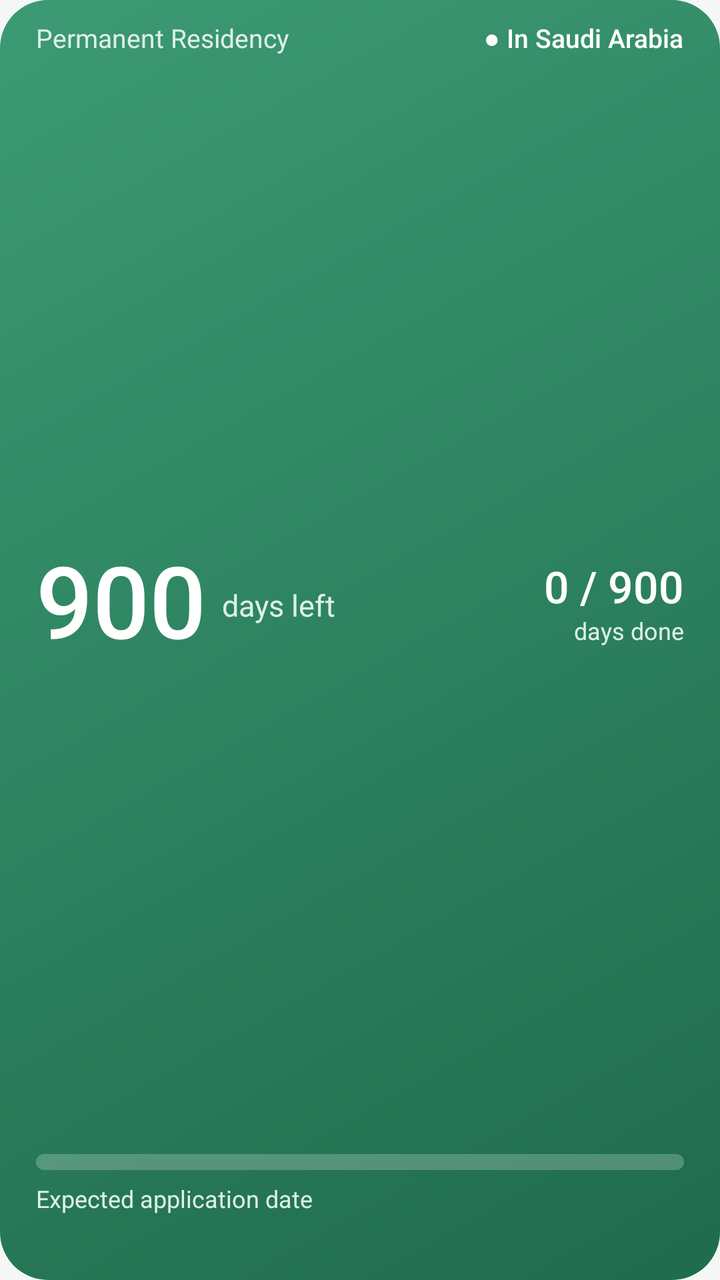
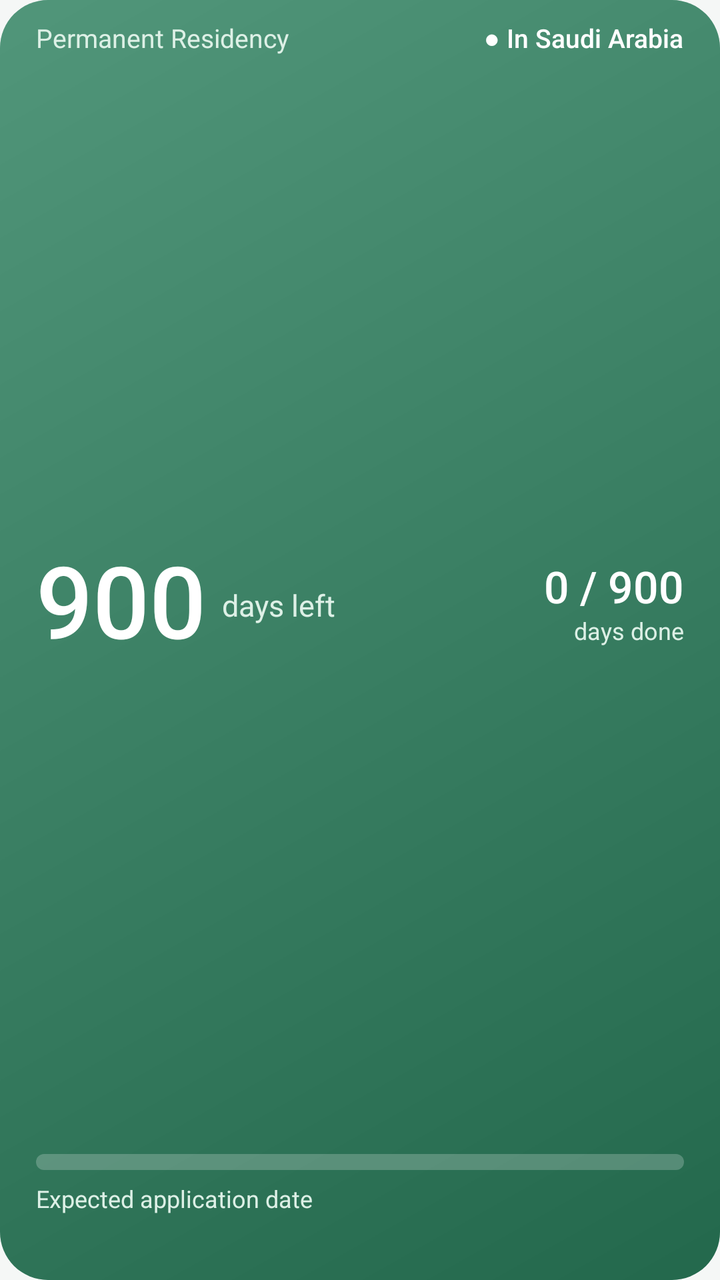

Compare the two renders of this Android layout. The source of the first and the diff that turns it into the second are given below.
<!-- AndroidManifest.xml: application theme AppTheme -->
<!-- res/layout/widget.xml -->
<?xml version="1.0" encoding="utf-8"?>
<LinearLayout xmlns:android="http://schemas.android.com/apk/res/android"
    android:id="@+id/card"
    android:layout_width="match_parent"
    android:layout_height="match_parent"
    android:background="@drawable/card"
    android:orientation="vertical"
    android:paddingStart="18dp"
    android:paddingTop="10dp"
    android:paddingEnd="18dp"
    android:paddingBottom="10dp">

    <LinearLayout
        android:layout_width="match_parent"
        android:layout_height="wrap_content"
        android:gravity="center_vertical"
        android:orientation="horizontal">

        <TextView
            android:id="@+id/title"
            android:layout_width="0dp"
            android:layout_height="wrap_content"
            android:layout_weight="1"
            android:ellipsize="end"
            android:maxLines="1"
            android:text="@string/app_title"
            android:textColor="@color/on_card_soft"
            android:textSize="13sp" />

        <TextView
            android:id="@+id/status"
            android:layout_width="wrap_content"
            android:layout_height="wrap_content"
            android:fontFamily="sans-serif-medium"
            android:maxLines="1"
            android:text="@string/st_inside"
            android:textColor="@color/on_card"
            android:textSize="13sp" />
    </LinearLayout>

    <LinearLayout
        android:layout_width="match_parent"
        android:layout_height="0dp"
        android:layout_weight="1"
        android:gravity="center_vertical"
        android:orientation="horizontal">

        <TextView
            android:id="@+id/remaining"
            android:layout_width="wrap_content"
            android:layout_height="wrap_content"
            android:fontFamily="sans-serif-medium"
            android:includeFontPadding="false"
            android:maxLines="1"
            android:text="900"
            android:textColor="@color/on_card"
            android:textSize="50dp" />

        <TextView
            android:id="@+id/left_label"
            android:layout_width="0dp"
            android:layout_height="wrap_content"
            android:layout_marginStart="8dp"
            android:layout_weight="1"
            android:maxLines="1"
            android:text="@string/days_left"
            android:textColor="@color/on_card_soft"
            android:textSize="15sp" />

        <LinearLayout
            android:layout_width="wrap_content"
            android:layout_height="wrap_content"
            android:gravity="end"
            android:orientation="vertical">

            <TextView
                android:id="@+id/done"
                android:layout_width="wrap_content"
                android:layout_height="wrap_content"
                android:fontFamily="sans-serif-medium"
                android:includeFontPadding="false"
                android:maxLines="1"
                android:text="0 / 900"
                android:textColor="@color/on_card"
                android:textDirection="ltr"
                android:textSize="22sp" />

            <TextView
                android:id="@+id/done_label"
                android:layout_width="wrap_content"
                android:layout_height="wrap_content"
                android:maxLines="1"
                android:text="@string/days_done"
                android:textColor="@color/on_card_soft"
                android:textSize="12sp" />
        </LinearLayout>
    </LinearLayout>

    <ProgressBar
        android:id="@+id/progress"
        style="@android:style/Widget.ProgressBar.Horizontal"
        android:layout_width="match_parent"
        android:layout_height="8dp"
        android:max="900"
        android:progress="0"
        android:progressDrawable="@drawable/progress" />

    <LinearLayout
        android:id="@+id/dates"
        android:layout_width="match_parent"
        android:layout_height="wrap_content"
        android:layout_marginTop="6dp"
        android:orientation="vertical">

        <TextView
            android:id="@+id/date_label"
            android:layout_width="wrap_content"
            android:layout_height="wrap_content"
            android:maxLines="1"
            android:text="@string/lbl_expected"
            android:textColor="@color/on_card_soft"
            android:textSize="12sp" />

        <LinearLayout
            android:layout_width="match_parent"
            android:layout_height="wrap_content"
            android:orientation="horizontal">

            <TextView
                android:id="@+id/date_g"
                android:layout_width="0dp"
                android:layout_height="wrap_content"
                android:layout_weight="1"
                android:ellipsize="end"
                android:fontFamily="sans-serif-medium"
                android:maxLines="1"
                android:textColor="@color/on_card"
                android:textSize="17sp" />

            <TextView
                android:id="@+id/date_h"
                android:layout_width="wrap_content"
                android:layout_height="wrap_content"
                android:layout_marginStart="8dp"
                android:fontFamily="sans-serif-medium"
                android:maxLines="1"
                android:textColor="@color/on_card"
                android:textSize="17sp" />
        </LinearLayout>
    </LinearLayout>
</LinearLayout>
<!-- resources referenced by this layout -->
<resources>
  <color name="on_card">#FFFFFF</color>
  <color name="on_card_soft">#DDF0E6</color>
  <!-- drawable card (drawable) -->
  <?xml version="1.0" encoding="utf-8"?>
  <shape xmlns:android="http://schemas.android.com/apk/res/android" android:shape="rectangle">
      <gradient android:angle="315" android:endColor="#1F6B4D" android:startColor="#3C9A74" />
      <corners android:radius="24dp" />
  </shape>
  <!-- drawable progress (drawable) -->
  <?xml version="1.0" encoding="utf-8"?>
  <layer-list xmlns:android="http://schemas.android.com/apk/res/android">
      <item android:id="@android:id/background">
          <shape android:shape="rectangle">
              <corners android:radius="4dp" />
              <solid android:color="#38FFFFFF" />
          </shape>
      </item>
      <item android:id="@android:id/progress">
          <clip>
              <shape android:shape="rectangle">
                  <corners android:radius="4dp" />
                  <solid android:color="#F2FBF6" />
              </shape>
          </clip>
      </item>
  </layer-list>
  <string name="app_title">Permanent Residency</string>
  <string name="days_done">days done</string>
  <string name="days_left">days left</string>
  <string name="lbl_expected">Expected application date</string>
  <string name="st_inside">● In Saudi Arabia</string>
  <style name="AppTheme" parent="@android:style/Theme.Material.Light.NoActionBar">
          <item name="android:colorPrimary">@color/green</item>
          <item name="android:colorPrimaryDark">@color/green_dark</item>
          <item name="android:colorAccent">@color/green</item>
          <item name="android:statusBarColor">@color/green_dark</item>
          <item name="android:windowBackground">@color/bg</item>
          <item name="android:textColorPrimary">@color/text</item>
      </style>
  <color name="green">#2A7F5D</color>
  <color name="green_dark">#1F6B4D</color>
  <color name="bg">#F5F7F6</color>
  <color name="text">#26302C</color>
</resources>

<!-- the commit's change to res/layout/widget.xml (unified diff, before → after) -->
@@ -1,151 +1,191 @@
 <?xml version="1.0" encoding="utf-8"?>
-<LinearLayout xmlns:android="http://schemas.android.com/apk/res/android"
+<FrameLayout xmlns:android="http://schemas.android.com/apk/res/android"
     android:id="@+id/card"
     android:layout_width="match_parent"
-    android:layout_height="match_parent"
-    android:background="@drawable/card"
-    android:orientation="vertical"
-    android:paddingStart="18dp"
-    android:paddingTop="10dp"
-    android:paddingEnd="18dp"
-    android:paddingBottom="10dp">
+    android:layout_height="match_parent">
+
+    <ImageView
+        android:id="@+id/bg"
+        android:layout_width="match_parent"
+        android:layout_height="match_parent"
+        android:importantForAccessibility="no"
+        android:scaleType="fitXY"
+        android:src="@drawable/card_shape"
+        android:tint="@color/green" />
+
+    <ImageView
+        android:id="@+id/shade"
+        android:layout_width="match_parent"
+        android:layout_height="match_parent"
+        android:importantForAccessibility="no"
+        android:scaleType="fitXY"
+        android:src="@drawable/card_shade" />
 
     <LinearLayout
         android:layout_width="match_parent"
-        android:layout_height="wrap_content"
-        android:gravity="center_vertical"
-        android:orientation="horizontal">
-
-        <TextView
-            android:id="@+id/title"
-            android:layout_width="0dp"
-            android:layout_height="wrap_content"
-            android:layout_weight="1"
-            android:ellipsize="end"
-            android:maxLines="1"
-            android:text="@string/app_title"
-            android:textColor="@color/on_card_soft"
-            android:textSize="13sp" />
-
-        <TextView
-            android:id="@+id/status"
-            android:layout_width="wrap_content"
-            android:layout_height="wrap_content"
-            android:fontFamily="sans-serif-medium"
-            android:maxLines="1"
-            android:text="@string/st_inside"
-            android:textColor="@color/on_card"
-            android:textSize="13sp" />
-    </LinearLayout>
-
-    <LinearLayout
-        android:layout_width="match_parent"
-        android:layout_height="0dp"
-        android:layout_weight="1"
-        android:gravity="center_vertical"
-        android:orientation="horizontal">
-
-        <TextView
-            android:id="@+id/remaining"
-            android:layout_width="wrap_content"
-            android:layout_height="wrap_content"
-            android:fontFamily="sans-serif-medium"
-            android:includeFontPadding="false"
-            android:maxLines="1"
-            android:text="900"
-            android:textColor="@color/on_card"
-            android:textSize="50dp" />
-
-        <TextView
-            android:id="@+id/left_label"
-            android:layout_width="0dp"
-            android:layout_height="wrap_content"
-            android:layout_marginStart="8dp"
-            android:layout_weight="1"
-            android:maxLines="1"
-            android:text="@string/days_left"
-            android:textColor="@color/on_card_soft"
-            android:textSize="15sp" />
+        android:layout_height="match_parent"
+        android:orientation="vertical"
+        android:paddingStart="18dp"
+        android:paddingTop="10dp"
+        android:paddingEnd="18dp"
+        android:paddingBottom="10dp">
 
         <LinearLayout
-            android:layout_width="wrap_content"
+            android:id="@+id/row_top"
+            android:layout_width="match_parent"
             android:layout_height="wrap_content"
-            android:gravity="end"
+            android:gravity="center_vertical"
+            android:orientation="horizontal">
+
+            <TextView
+                android:id="@+id/title"
+                android:layout_width="0dp"
+                android:layout_height="wrap_content"
+                android:maxLines="1"
+                android:layout_weight="1"
+                android:ellipsize="end"
+                android:text="@string/app_title"
+                android:textColor="@color/on_card_soft"
+                android:textSize="13sp" />
+
+            <TextView
+                android:id="@+id/status"
+                android:layout_width="wrap_content"
+                android:layout_height="wrap_content"
+                android:maxLines="1"
+                android:fontFamily="sans-serif-medium"
+                android:text="@string/st_inside"
+                android:textColor="@color/on_card"
+                android:textSize="13sp" />
+        </LinearLayout>
+
+        <LinearLayout
+            android:id="@+id/row_number"
+            android:layout_width="match_parent"
+            android:layout_height="0dp"
+            android:layout_weight="1"
+            android:gravity="center_vertical"
+            android:orientation="horizontal">
+
+            <TextView
+                android:id="@+id/remaining"
+                android:layout_width="wrap_content"
+                android:layout_height="wrap_content"
+                android:maxLines="1"
+                android:fontFamily="sans-serif-medium"
+                android:includeFontPadding="false"
+                android:text="900"
+                android:textColor="@color/on_card"
+                android:textSize="50dp" />
+
+            <TextView
+                android:id="@+id/left_label"
+                android:layout_width="0dp"
+                android:layout_height="wrap_content"
+                android:maxLines="1"
+                android:layout_weight="1"
+                android:layout_marginStart="8dp"
+                android:text="@string/days_left"
+                android:textColor="@color/on_card_soft"
+                android:textSize="15sp" />
+
+            <LinearLayout
+                android:id="@+id/done_box"
+                android:layout_width="wrap_content"
+                android:layout_height="wrap_content"
+                android:gravity="end"
+                android:orientation="vertical">
+
+                <TextView
+                    android:id="@+id/done"
+                    android:layout_width="wrap_content"
+                    android:layout_height="wrap_content"
+                    android:maxLines="1"
+                    android:fontFamily="sans-serif-medium"
+                    android:includeFontPadding="false"
+                    android:text="0 / 900"
+                    android:textColor="@color/on_card"
+                    android:textDirection="ltr"
+                    android:textSize="22sp" />
+
+                <TextView
+                    android:id="@+id/done_label"
+                    android:layout_width="wrap_content"
+                    android:layout_height="wrap_content"
+                    android:maxLines="1"
+                    android:text="@string/days_done"
+                    android:textColor="@color/on_card_soft"
+                    android:textSize="12sp" />
+            </LinearLayout>
+        </LinearLayout>
+
+        <FrameLayout
+            android:id="@+id/bar_box"
+            android:layout_width="match_parent"
+            android:layout_height="wrap_content">
+
+            <ProgressBar
+                android:id="@+id/progress"
+                style="@android:style/Widget.ProgressBar.Horizontal"
+                android:layout_width="match_parent"
+                android:layout_height="8dp"
+                android:max="900"
+                android:progress="0"
+                android:progressDrawable="@drawable/progress" />
+
+            <ProgressBar
+                android:id="@+id/progress_dark"
+                style="@android:style/Widget.ProgressBar.Horizontal"
+                android:layout_width="match_parent"
+                android:layout_height="8dp"
+                android:max="900"
+                android:progress="0"
+                android:progressDrawable="@drawable/progress_dark"
+                android:visibility="gone" />
+        </FrameLayout>
+
+        <LinearLayout
+            android:id="@+id/dates"
+            android:layout_width="match_parent"
+            android:layout_height="wrap_content"
+            android:layout_marginTop="6dp"
             android:orientation="vertical">
 
             <TextView
-                android:id="@+id/done"
-                android:layout_width="wrap_content"
-                android:layout_height="wrap_content"
-                android:fontFamily="sans-serif-medium"
-                android:includeFontPadding="false"
-                android:maxLines="1"
-                android:text="0 / 900"
-                android:textColor="@color/on_card"
-                android:textDirection="ltr"
-                android:textSize="22sp" />
-
-            <TextView
-                android:id="@+id/done_label"
+                android:id="@+id/date_label"
                 android:layout_width="wrap_content"
                 android:layout_height="wrap_content"
                 android:maxLines="1"
-                android:text="@string/days_done"
+                android:text="@string/lbl_expected"
                 android:textColor="@color/on_card_soft"
                 android:textSize="12sp" />
+
+            <LinearLayout
+                android:layout_width="match_parent"
+                android:layout_height="wrap_content"
+                android:orientation="horizontal">
+
+                <TextView
+                    android:id="@+id/date_g"
+                    android:layout_width="0dp"
+                    android:layout_height="wrap_content"
+                    android:maxLines="1"
+                    android:layout_weight="1"
+                    android:ellipsize="end"
+                    android:fontFamily="sans-serif-medium"
+                    android:textColor="@color/on_card"
+                    android:textSize="17sp" />
+
+                <TextView
+                    android:id="@+id/date_h"
+                    android:layout_width="wrap_content"
+                    android:layout_height="wrap_content"
+                    android:maxLines="1"
+                    android:layout_marginStart="8dp"
+                    android:fontFamily="sans-serif-medium"
+                    android:textColor="@color/on_card"
+                    android:textSize="17sp" />
+            </LinearLayout>
         </LinearLayout>
     </LinearLayout>
-
-    <ProgressBar
-        android:id="@+id/progress"
-        style="@android:style/Widget.ProgressBar.Horizontal"
-        android:layout_width="match_parent"
-        android:layout_height="8dp"
-        android:max="900"
-        android:progress="0"
-        android:progressDrawable="@drawable/progress" />
-
-    <LinearLayout
-        android:id="@+id/dates"
-        android:layout_width="match_parent"
-        android:layout_height="wrap_content"
-        android:layout_marginTop="6dp"
-        android:orientation="vertical">
-
-        <TextView
-            android:id="@+id/date_label"
-            android:layout_width="wrap_content"
-            android:layout_height="wrap_content"
-            android:maxLines="1"
-            android:text="@string/lbl_expected"
-            android:textColor="@color/on_card_soft"
-            android:textSize="12sp" />
-
-        <LinearLayout
-            android:layout_width="match_parent"
-            android:layout_height="wrap_content"
-            android:orientation="horizontal">
-
-            <TextView
-                android:id="@+id/date_g"
-                android:layout_width="0dp"
-                android:layout_height="wrap_content"
-                android:layout_weight="1"
-                android:ellipsize="end"
-                android:fontFamily="sans-serif-medium"
-                android:maxLines="1"
-                android:textColor="@color/on_card"
-                android:textSize="17sp" />
-
-            <TextView
-                android:id="@+id/date_h"
-                android:layout_width="wrap_content"
-                android:layout_height="wrap_content"
-                android:layout_marginStart="8dp"
-                android:fontFamily="sans-serif-medium"
-                android:maxLines="1"
-                android:textColor="@color/on_card"
-                android:textSize="17sp" />
-        </LinearLayout>
-    </LinearLayout>
-</LinearLayout>
+</FrameLayout>
<!-- resource entries referenced after the edit -->
@@ -2,10 +2,16 @@
 <resources>
   <color name="on_card">#FFFFFF</color>
   <color name="on_card_soft">#DDF0E6</color>
-  <!-- drawable card (drawable) -->
+  <!-- drawable card_shade (drawable) -->
   <?xml version="1.0" encoding="utf-8"?>
   <shape xmlns:android="http://schemas.android.com/apk/res/android" android:shape="rectangle">
-      <gradient android:angle="315" android:endColor="#1F6B4D" android:startColor="#3C9A74" />
+      <gradient android:angle="315" android:endColor="#2E000000" android:startColor="#2EFFFFFF" />
+      <corners android:radius="24dp" />
+  </shape>
+  <!-- drawable card_shape (drawable) -->
+  <?xml version="1.0" encoding="utf-8"?>
+  <shape xmlns:android="http://schemas.android.com/apk/res/android" android:shape="rectangle">
+      <solid android:color="#FFFFFF" />
       <corners android:radius="24dp" />
   </shape>
   <!-- drawable progress (drawable) -->
@@ -22,6 +28,24 @@
               <shape android:shape="rectangle">
                   <corners android:radius="4dp" />
                   <solid android:color="#F2FBF6" />
+              </shape>
+          </clip>
+      </item>
+  </layer-list>
+  <!-- drawable progress_dark (drawable) -->
+  <?xml version="1.0" encoding="utf-8"?>
+  <layer-list xmlns:android="http://schemas.android.com/apk/res/android">
+      <item android:id="@android:id/background">
+          <shape android:shape="rectangle">
+              <corners android:radius="4dp" />
+              <solid android:color="#2E1E2A25" />
+          </shape>
+      </item>
+      <item android:id="@android:id/progress">
+          <clip>
+              <shape android:shape="rectangle">
+                  <corners android:radius="4dp" />
+                  <solid android:color="#1E2A25" />
               </shape>
           </clip>
       </item>
